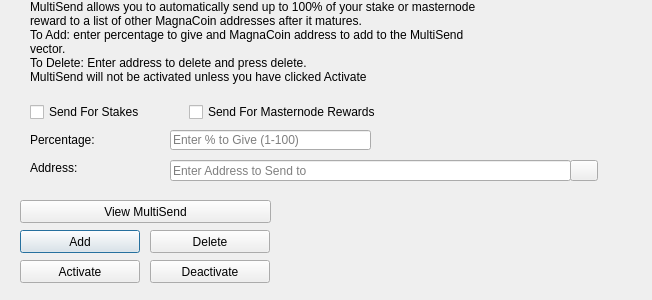
The window that src/qt/forms/multisenddialog.ui (stefanpabstme/KackCoin) describes before a commit, drawn with Qt 5.
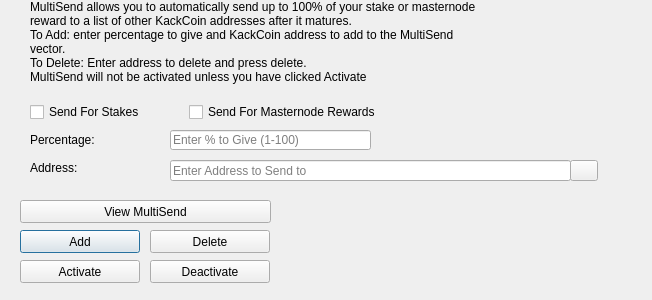
The same window after the commit. Icons and pictures are not drawn.

Commit message: Changed more URLs and full coin name

Patch:
```diff
--- a/src/qt/forms/multisenddialog.ui
+++ b/src/qt/forms/multisenddialog.ui
@@ -61,8 +61,8 @@
     <number>1</number>
    </property>
    <property name="text">
-    <string>MultiSend allows you to automatically send up to 100% of your stake or masternode reward to a list of other MagnaCoin addresses after it matures.
-To Add: enter percentage to give and MagnaCoin address to add to the MultiSend vector.
+    <string>MultiSend allows you to automatically send up to 100% of your stake or masternode reward to a list of other KackCoin addresses after it matures.
+To Add: enter percentage to give and KackCoin address to add to the MultiSend vector.
 To Delete: Enter address to delete and press delete.
 MultiSend will not be activated unless you have clicked Activate</string>
    </property>
```
The commit also changes 170 other files.
